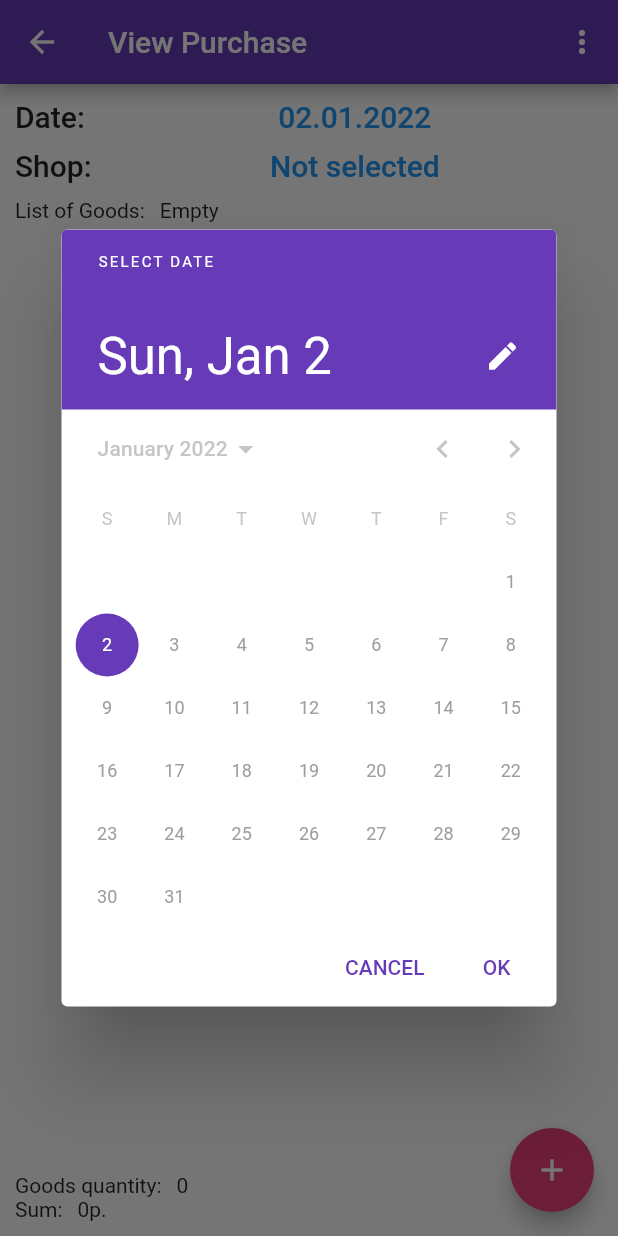
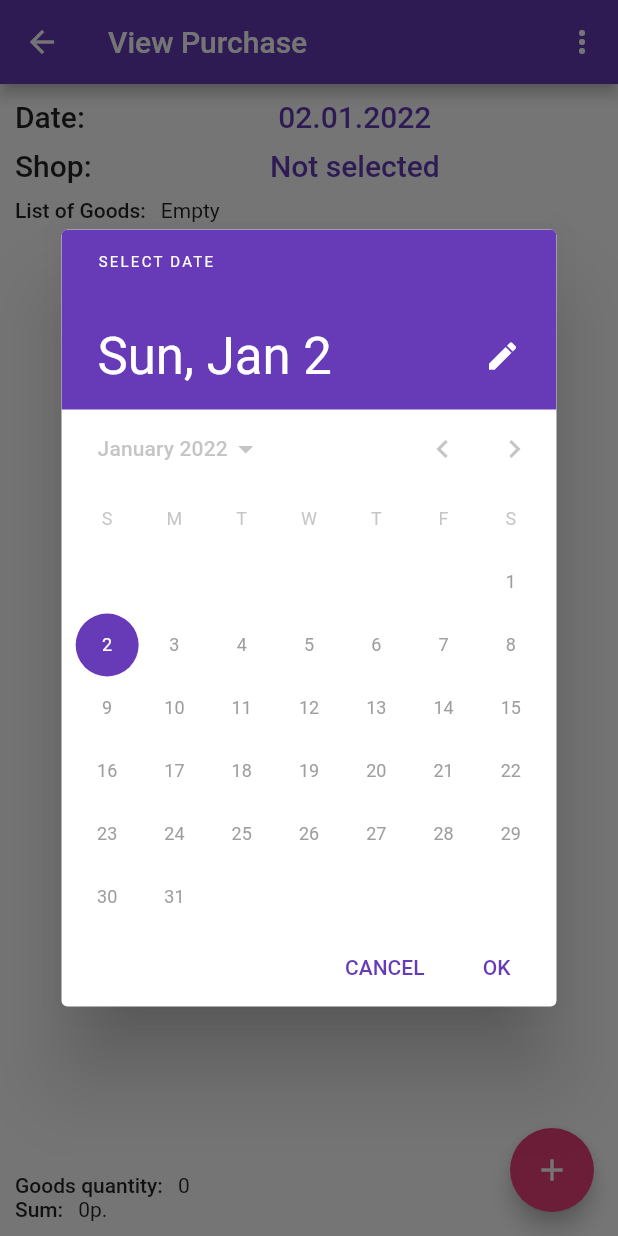
Before and after one commit to buzuchka/ConsumerBasket, a Flutter app: the PurchaseEditScreen screen opened directly with empty values, after a tap on an icon or button, on a phone screen of 412 x 824 dp. Run offline on Flutter 3.47's test engine with Material 2 defaults, Android fonts, the phone set to English and light mode, and no system bars; our stand-ins replace decimal, image_picker, sqflite; accounts and stored records are empty.

Commit message:
[up] Styling purchase screens.

```diff
--- a/lib/lists/purchase_list_item.dart
+++ b/lib/lists/purchase_list_item.dart
@@ -21,14 +21,13 @@ class PurchaseListItem extends StatelessWidget {
   @override
   Widget build(BuildContext context) {
     return SizedBox(
-      height: 70,
+      height: Constants.listItemNoPictureHeight,
       child: Row(
         crossAxisAlignment: CrossAxisAlignment.start,
         children: <Widget>[
           _getShopWidget(context),
+          const SizedBox(width: Constants.spacing),
           Expanded(
-            child: Padding(
-              padding: const EdgeInsets.fromLTRB(20.0, 0.0, 2.0, 0.0),
             child: Column(
               crossAxisAlignment: CrossAxisAlignment.end,
               children: <Widget>[
@@ -45,27 +44,27 @@ class PurchaseListItem extends StatelessWidget {
               ],
             ),
           ),
-          ),
         ],
       ),
     );
   }
 
   Widget _getShopWidget(BuildContext context) {
+    var textTheme = Theme.of(context).textTheme.headline6;
     if(purchase.shop == null) {
       return Text(
           'Shop is undefined',
-          style: Theme.of(context).textTheme.headline5
+          style: textTheme
       );
     }
-    return getShopWidget(purchase.shop, Theme.of(context).textTheme.headline5!);
+    return getShopWidget(purchase.shop, textTheme!);
   }
 
   Widget _getDateWidget(BuildContext context) {
     return Text(
       viewDateFormat.format(purchase.date).toString(),
       overflow: TextOverflow.ellipsis,
-      style: Theme.of(context).textTheme.headline5
+      style: Theme.of(context).textTheme.bodyText2
     );
   }
 
@@ -73,8 +72,8 @@ class PurchaseListItem extends StatelessWidget {
     return Text(
       createPriceString(purchase.amount.toString()),
       overflow: TextOverflow.ellipsis,
-      style: Theme.of(context).textTheme.headline5!
-        .copyWith(color: Theme.of(context).primaryColor)
+      style: Theme.of(context).textTheme.bodyText2!
+        .copyWith(color: Theme.of(context).colorScheme.primary)
     );
   }
 
--- a/lib/screens/purchase_edit.dart
+++ b/lib/screens/purchase_edit.dart
@@ -28,10 +28,6 @@ class _PurchaseEditScreenState extends State<PurchaseEditScreen> {
 
   static final DateFormat _viewDateFormat = DateFormat(Constants.viewDateFormatString);
 
-  static const double _fontSize = 20.0;
-  static const double _spacing = 10.0;
-
-
   @override
   void initState() {
     super.initState();
@@ -59,11 +55,12 @@ class _PurchaseEditScreenState extends State<PurchaseEditScreen> {
                   },
                   value: 1,
                 ),
-                    ])
+              ]
+            )
           ],
         ),
         body: Container(
-          padding: const EdgeInsets.all(10),
+          padding: const EdgeInsets.all(Constants.spacing),
           child: Column(
               mainAxisSize: MainAxisSize.max,
               mainAxisAlignment: MainAxisAlignment.start,
@@ -79,14 +76,14 @@ class _PurchaseEditScreenState extends State<PurchaseEditScreen> {
                           'Date:',
                           style: Theme.of(context).textTheme.headline6
                         ),
-                        const SizedBox(height: 10),
+                        const SizedBox(height: Constants.spacing),
                         Text(
                           'Shop:',
                           style: Theme.of(context).textTheme.headline6
                         ),
                       ],
                     ),
-                    const SizedBox(width: _spacing),
+                    const SizedBox(width: Constants.spacing),
                     Expanded(
                       child: Column(
                         crossAxisAlignment: CrossAxisAlignment.center,
@@ -95,13 +92,13 @@ class _PurchaseEditScreenState extends State<PurchaseEditScreen> {
                             child: Text(
                               _viewDateFormat.format(widget.purchase.date),
                               style: Theme.of(context).textTheme.headline6!
-                                  .copyWith(color: Theme.of(context).primaryColor)
+                                  .copyWith(color: Theme.of(context).colorScheme.primary)
                             ),
                             onTap: () async {
                               await _selectDate(context);
                             },
                           ),
-                          const SizedBox(height: _spacing),
+                          const SizedBox(height: Constants.spacing),
                           InkWell(
                             child: Row(
                               mainAxisAlignment: MainAxisAlignment.center,
@@ -109,7 +106,7 @@ class _PurchaseEditScreenState extends State<PurchaseEditScreen> {
                                 getShopWidget(
                                     widget.purchase.shop,
                                     Theme.of(context).textTheme.headline6!
-                                        .copyWith(color: Theme.of(context).primaryColor)
+                                        .copyWith(color: Theme.of(context).colorScheme.primary)
                                 ),
                               ],
                             ),
@@ -134,21 +131,26 @@ class _PurchaseEditScreenState extends State<PurchaseEditScreen> {
                     ),
                   ],
                 ),
-                const SizedBox(height: _spacing),
+                const SizedBox(height: Constants.spacing),
                 Row(
                   children: [
-                    const Text('List of Goods:'),
-                    const SizedBox(width: _spacing),
-                    Text((widget.purchase.items.isEmpty)
+                    Text(
+                      'List of Goods:',
+                      style: Theme.of(context).textTheme.bodyText1,
+                    ),
+                    const SizedBox(width: Constants.spacing),
+                    Text(
+                      (widget.purchase.items.isEmpty)
                         ? 'Empty'
-                           : widget.purchase.items.length.toString()
+                        : '',
+                      style: Theme.of(context).textTheme.bodyText2,
                     ),
                   ],
                 ),
-                const SizedBox(height: _spacing),
+                const SizedBox(height: Constants.spacing),
                 Expanded(
                   child: ListView.separated(
-                    padding: const EdgeInsets.all(10.0),
+                    padding: const EdgeInsets.all(Constants.spacing),
                     shrinkWrap: true,
                     itemCount: widget.purchase.items.length,
                     itemBuilder: (_, int position) {
@@ -175,15 +177,21 @@ class _PurchaseEditScreenState extends State<PurchaseEditScreen> {
                     },
                   ),
                 ),
-                const SizedBox(height: _spacing),
+                const SizedBox(height: Constants.spacing),
                 Row(
                   mainAxisSize: MainAxisSize.max,
                   mainAxisAlignment: MainAxisAlignment.start,
                   crossAxisAlignment: CrossAxisAlignment.end,
                   children: [
-                    const Text('Goods quantity:'),
-                    const SizedBox(width: _spacing),
-                    Text(widget.purchase.items.length.toString()),
+                    Text(
+                      'Goods quantity:',
+                      style: Theme.of(context).textTheme.bodyText1
+                    ),
+                    const SizedBox(width: Constants.spacing),
+                    Text(
+                      widget.purchase.items.length.toString(),
+                      style: Theme.of(context).textTheme.bodyText2
+                    ),
                   ],
                 ),
                 Row(
@@ -191,9 +199,15 @@ class _PurchaseEditScreenState extends State<PurchaseEditScreen> {
                   mainAxisAlignment: MainAxisAlignment.start,
                   crossAxisAlignment: CrossAxisAlignment.end,
                   children: [
-                    const Text('Sum:'),
-                    const SizedBox(width: _spacing),
-                    Text(createPriceString(widget.purchase.amount.toString()))
+                    Text(
+                      'Sum:',
+                      style: Theme.of(context).textTheme.bodyText1
+                    ),
+                    const SizedBox(width: Constants.spacing),
+                    Text(
+                        createPriceString(widget.purchase.amount.toString()),
+                        style: Theme.of(context).textTheme.bodyText2
+                    )
                   ],
                 )
               ]),
--- a/lib/screens/purchase_item_edit.dart
+++ b/lib/screens/purchase_item_edit.dart
@@ -1,7 +1,8 @@
-import 'package:consumer_basket/helpers/constants.dart';
-import 'package:decimal/decimal.dart';
 import 'package:flutter/material.dart';
 
+import 'package:decimal/decimal.dart';
+
+import 'package:consumer_basket/helpers/constants.dart';
 import 'package:consumer_basket/helpers/logger.dart';
 import 'package:consumer_basket/helpers/repositories_helper.dart';
 import 'package:consumer_basket/models/purchase_item.dart';
@@ -87,7 +88,7 @@ class _PurchaseItemEditScreenState extends State<PurchaseItemEditScreen> {
           ],
         ),
         body: Container(
-          padding: const EdgeInsets.all(10.0),
+          padding: const EdgeInsets.all(Constants.spacing),
           child: Column(
             mainAxisAlignment: MainAxisAlignment.start,
             children: [
@@ -99,7 +100,7 @@ class _PurchaseItemEditScreenState extends State<PurchaseItemEditScreen> {
                         decoration: BoxDecoration(
                             border: Border.all(color: Theme.of(context).primaryColor)
                         ),
-                        height: 100,
+                        height: Constants.listItemPictureHeight,
                         child: Row(
                           mainAxisAlignment: MainAxisAlignment.center,
                           crossAxisAlignment: CrossAxisAlignment.center,
```
Lines whose indentation alone changed are shown as unchanged.
